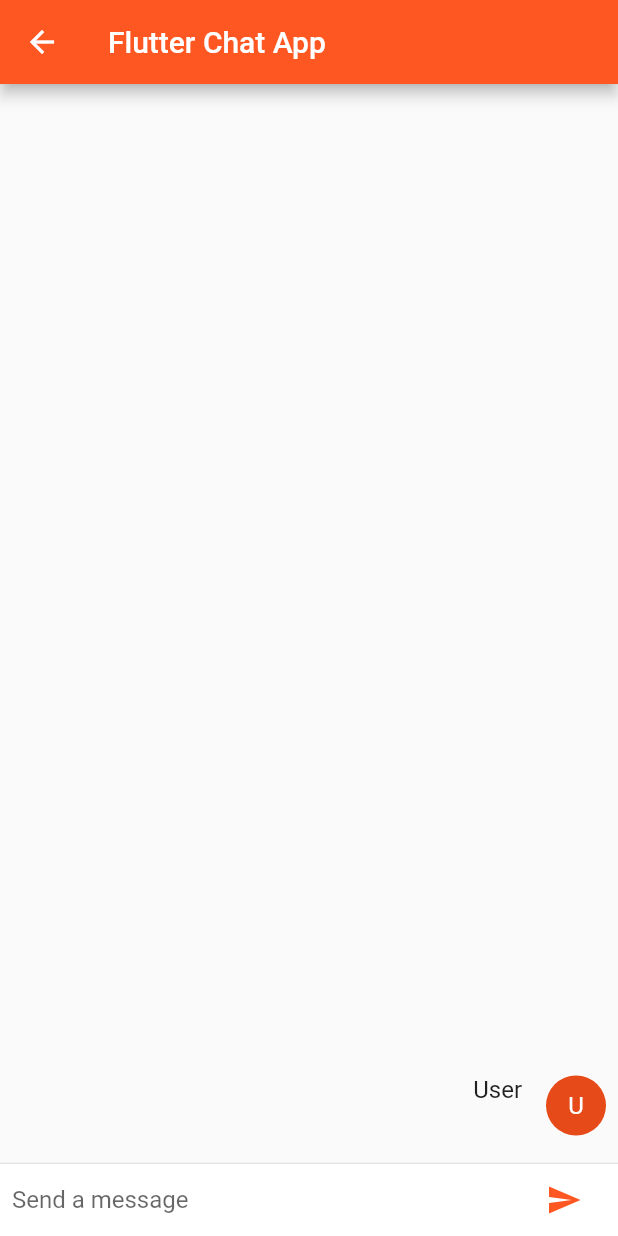
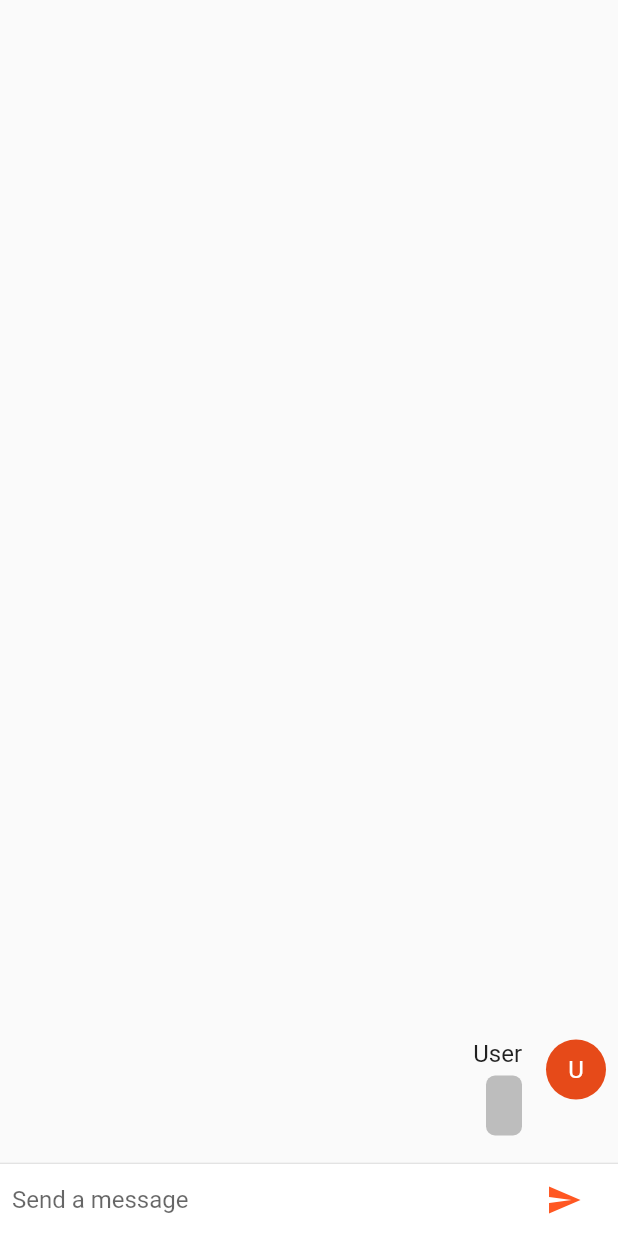
Before and after one commit to santoshpatel003/flutter-hack19, a Flutter app: the HomePageDialogflowV2 screen opened directly, after a tap on the "send" icon, on a phone screen of 412 x 824 dp. Run offline on Flutter 3.47's test engine with Material 2 defaults, Android fonts, the phone set to English and light mode, and no system bars; our stand-ins replace googleapis_auth; missing offline and left inert: speech_recognition; project files that could hold a hidden picture were left out.

Commit message:
Adding css changes

```diff
--- a/flutter-chat-app/example/lib/dialogflow_v2.dart
+++ b/flutter-chat-app/example/lib/dialogflow_v2.dart
@@ -1,5 +1,3 @@
-import 'package:example/main.dart';
-import 'package:example/speech.dart';
 import 'package:flutter/material.dart';
 import 'package:flutter_dialogflow/dialogflow_v2.dart';
 
@@ -16,6 +14,8 @@ class _HomePageDialogflowV2 extends State<HomePageDialogflowV2> {
   final List<ChatMessage> _messages = <ChatMessage>[];
   final TextEditingController _textController = new TextEditingController();
 
+
+
   Widget _buildTextComposer() {
     return new IconTheme(
       data: new IconThemeData(color: Theme.of(context).accentColor),
@@ -26,6 +26,7 @@ class _HomePageDialogflowV2 extends State<HomePageDialogflowV2> {
             new Flexible(
               child: new TextField(
                 controller: _textController,
+                // ignore: argument_type_not_assignable
                 onSubmitted: _handleSubmitted,
                 decoration:
                 new InputDecoration.collapsed(hintText: "Send a message"),
@@ -35,6 +36,7 @@ class _HomePageDialogflowV2 extends State<HomePageDialogflowV2> {
               margin: new EdgeInsets.symmetric(horizontal: 4.0),
               child: new IconButton(
                   icon: new Icon(Icons.send),
+
                   onPressed: () => _handleSubmitted(_textController.text)),
             ),
           ],
@@ -46,7 +48,7 @@ class _HomePageDialogflowV2 extends State<HomePageDialogflowV2> {
   void Response(query) async {
     _textController.clear();
     AuthGoogle authGoogle = await AuthGoogle(fileJson: "asset/hack19_bot_credentials.json").build();
-    Dialogflow dialogflow = Dialogflow(authGoogle: authGoogle,language: Language.english);
+    Dialogflow dialogflow =Dialogflow(authGoogle: authGoogle,language: Language.english);
     AIResponse response = await dialogflow.detectIntent(query);
     ChatMessage message = new ChatMessage(
       text: response.getMessage() ?? new CardDialogflow(response.getListMessage()[0]).title,
@@ -74,10 +76,10 @@ class _HomePageDialogflowV2 extends State<HomePageDialogflowV2> {
   @override
   Widget build(BuildContext context) {
     return new Scaffold(
-      appBar: new AppBar(
+      /*appBar: new AppBar(
         title: new Text("Flutter Chat App"),
-      ),
-      body: new Column(children: <Widget>[
+      ),*/
+      body: Column(children: <Widget>[
         new Flexible(
             child: new ListView.builder(
               padding: new EdgeInsets.all(8.0),
@@ -86,7 +88,6 @@ class _HomePageDialogflowV2 extends State<HomePageDialogflowV2> {
               itemCount: _messages.length,
             )),
         new Divider(height: 1.0),
-        // new Speech(),
         new Container(
           decoration: new BoxDecoration(color: Theme.of(context).cardColor),
           child: _buildTextComposer(),
@@ -113,10 +114,22 @@ class ChatMessage extends StatelessWidget {
         child: new Column(
           crossAxisAlignment: CrossAxisAlignment.start,
           children: <Widget>[
-            new Text(this.name, style:new TextStyle(fontWeight:FontWeight.bold )),
+            new Text(
+                this.name,
+                style:new TextStyle(fontWeight:FontWeight.
+                bold )
+            ),
             new Container(
+              padding: EdgeInsets.all(12.0),
+              decoration: BoxDecoration(
+                borderRadius: BorderRadius.all(new Radius.circular(6.0)),
+                color: Colors.grey[300]
+              ),
               margin: const EdgeInsets.only(top: 5.0),
-              child: new Text(text),
+              child: new Text(
+                  text
+              ),
+
             ),
           ],
         ),
@@ -132,6 +145,11 @@ class ChatMessage extends StatelessWidget {
           children: <Widget>[
             new Text(this.name, style: Theme.of(context).textTheme.subhead),
             new Container(
+              padding: EdgeInsets.all(12.0),
+              decoration: BoxDecoration(
+                  borderRadius: BorderRadius.all(new Radius.circular(6.0)),
+                  color: Colors.grey[400]
+              ),
               margin: const EdgeInsets.only(top: 5.0),
               child: new Text(text),
             ),
--- a/flutter-chat-app/example/pubspec.yaml
+++ b/flutter-chat-app/example/pubspec.yaml
@@ -30,6 +30,7 @@ flutter:
   assets:
     - asset/hack19_bot_credentials.json
     - asset/flutter_icon.png
+    - img/placeholder.png
   #  - images/a_dot_ham.jpeg
 
   # An image asset can refer to one or more resolution-specific "variants", see
```
